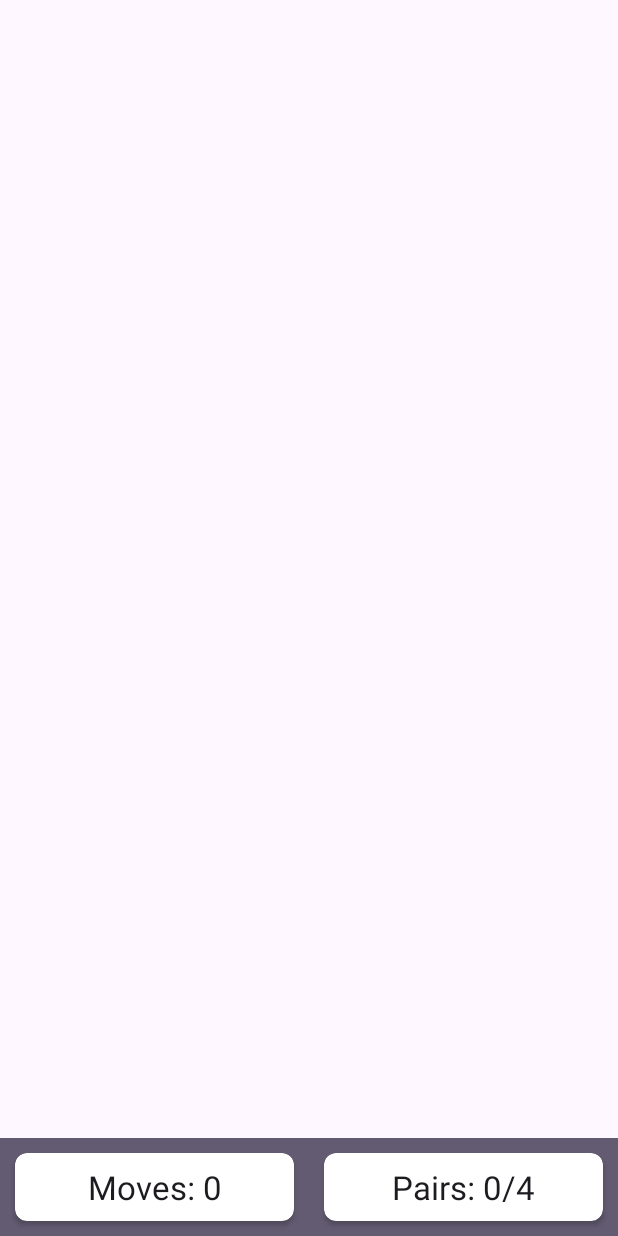
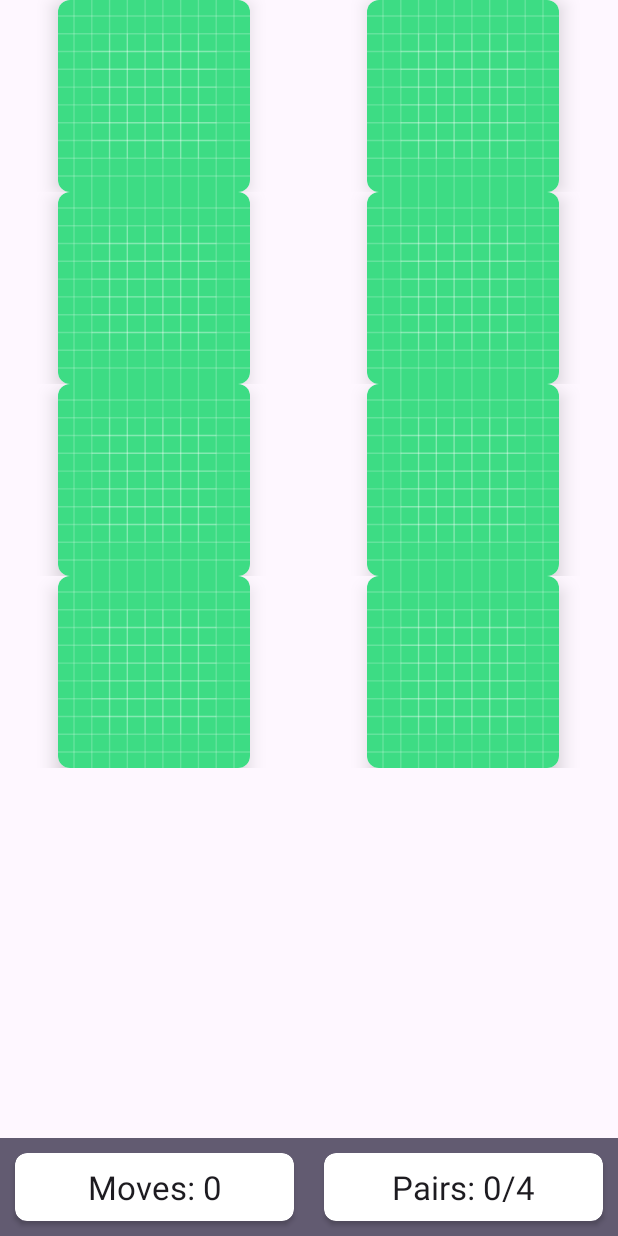
Before and after one commit to tamalchowdhury/My_Memory_Android, an Android app: the screen it shows after launch (MainActivity), on a phone screen of 412 x 824 dp. Run offline under Robolectric (Android 15) with nearby library versions, the phone set to English and light mode, and no system bars.

Commit message:
Created a new layout manager watching part 1 of #2 video

```diff
--- a/app/src/main/java/com/tamalchowdhury/mymemory/MainActivity.kt
+++ b/app/src/main/java/com/tamalchowdhury/mymemory/MainActivity.kt
@@ -3,6 +3,7 @@ package com.tamalchowdhury.mymemory
 import androidx.appcompat.app.AppCompatActivity
 import android.os.Bundle
 import android.widget.TextView
+import androidx.recyclerview.widget.GridLayoutManager
 import androidx.recyclerview.widget.RecyclerView
 
 class MainActivity : AppCompatActivity() {
@@ -20,5 +21,10 @@ class MainActivity : AppCompatActivity() {
         tvNumMoves = findViewById(R.id.tvNumMoves)
         tvNumPairs = findViewById(R.id.tvNumPairs)
 
+        rvBoard.adapter = MemoryBoardAdapter(this, 8)
+        rvBoard.setHasFixedSize(true)
+        rvBoard.layoutManager = GridLayoutManager(this, 2)
+
+
     }
 }
--- /dev/null
+++ b/app/src/main/java/com/tamalchowdhury/mymemory/MemoryBoardAdapter.kt
@@ -0,0 +1,29 @@
+package com.tamalchowdhury.mymemory
+
+import android.content.Context
+import android.view.LayoutInflater
+import android.view.View
+import android.view.ViewGroup
+import androidx.recyclerview.widget.RecyclerView
+
+class MemoryBoardAdapter(private val context: Context, private val numsPieces: Int) :
+    RecyclerView.Adapter<MemoryBoardAdapter.ViewHolder>() {
+
+    override fun onCreateViewHolder(parent: ViewGroup, viewType: Int): ViewHolder {
+        val view = LayoutInflater.from(context).inflate(R.layout.memory_card, parent, false)
+        return ViewHolder(view)
+    }
+
+    override fun getItemCount() = numsPieces
+
+    override fun onBindViewHolder(holder: ViewHolder, position: Int) {
+        holder.bind(position)
+    }
+
+    inner class ViewHolder(itemView: View) : RecyclerView.ViewHolder(itemView) {
+        fun bind(position: Int) {
+            // no-op
+        }
+    }
+
+}
--- /dev/null
+++ b/app/src/main/res/layout/memory_card.xml
@@ -0,0 +1,24 @@
+<?xml version="1.0" encoding="utf-8"?>
+<LinearLayout xmlns:android="http://schemas.android.com/apk/res/android"
+    xmlns:app="http://schemas.android.com/apk/res-auto"
+    android:layout_width="match_parent"
+    android:layout_height="wrap_content"
+    android:gravity="center"
+    android:orientation="vertical">
+
+    <androidx.cardview.widget.CardView
+        android:id="@+id/cardView"
+        android:layout_width="128dp"
+        android:layout_height="128dp"
+        app:cardCornerRadius="8dp"
+        app:cardElevation="8dp">
+
+        <ImageButton
+            android:id="@+id/imageButton"
+            android:layout_width="match_parent"
+            android:layout_height="match_parent"
+            android:background="@color/white"
+            android:scaleType="centerCrop"
+            app:srcCompat="@drawable/ic_launcher_background" />
+    </androidx.cardview.widget.CardView>
+</LinearLayout>
```
